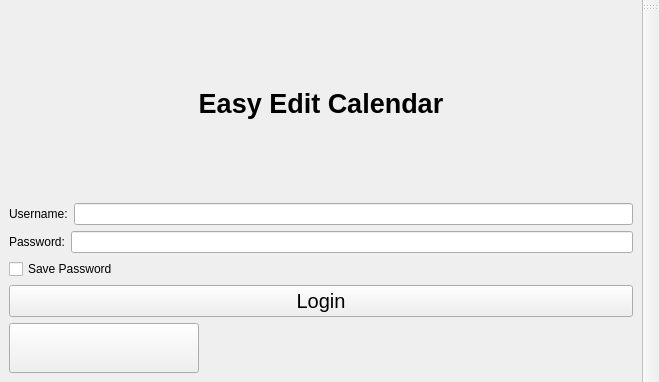
EasyEditCalendar/Version1, file EasyEditCalendar-20211123T212154Z-001/EasyEditCalendar/login.ui: the form before one commit.
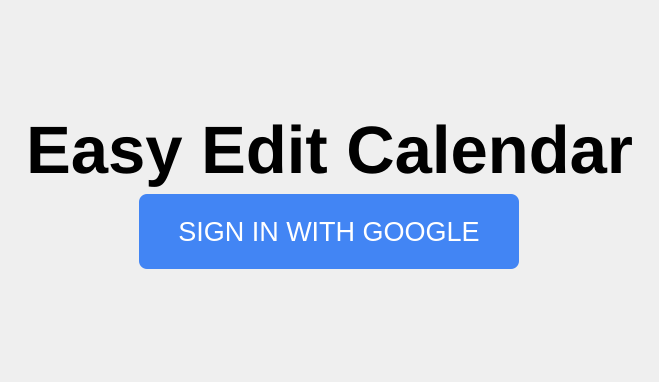
The form after the commit. Icons and pictures are not drawn.

Commit message:
Login Menu Working
Fixed and Updated Login Screen

The edit to the form file:
```diff
--- a/EasyEditCalendar-20211123T212154Z-001/EasyEditCalendar/login.ui
+++ b/EasyEditCalendar-20211123T212154Z-001/EasyEditCalendar/login.ui
@@ -21,10 +21,18 @@
     <item>
      <layout class="QVBoxLayout" name="verticalLayout">
       <item>
+       <layout class="QHBoxLayout" name="horizontalLayout_2">
+        <item>
        <widget class="QLabel" name="OverallTitle">
+          <property name="sizePolicy">
+           <sizepolicy hsizetype="Fixed" vsizetype="Fixed">
+            <horstretch>0</horstretch>
+            <verstretch>0</verstretch>
+           </sizepolicy>
+          </property>
         <property name="font">
          <font>
-          <pointsize>20</pointsize>
+            <pointsize>50</pointsize>
           <bold>true</bold>
          </font>
         </property>
@@ -39,82 +47,28 @@
         </property>
        </widget>
       </item>
+       </layout>
+      </item>
       <item>
        <layout class="QHBoxLayout" name="horizontalLayout">
         <item>
-         <widget class="QLabel" name="UserLabel">
-          <property name="text">
-           <string>Username:</string>
-          </property>
-         </widget>
-        </item>
-        <item>
-         <widget class="QLineEdit" name="UserInput"/>
-        </item>
-       </layout>
-      </item>
-      <item>
-       <layout class="QHBoxLayout" name="horizontalLayout_2">
-        <item>
-         <widget class="QLabel" name="PassLabel">
-          <property name="text">
-           <string>Password:</string>
-          </property>
-         </widget>
-        </item>
-        <item>
-         <widget class="QLineEdit" name="PassInput">
-          <property name="text">
-           <string notr="true"/>
-          </property>
-          <property name="frame">
-           <bool>true</bool>
-          </property>
-          <property name="echoMode">
-           <enum>QLineEdit::Password</enum>
-          </property>
-          <property name="clearButtonEnabled">
-           <bool>false</bool>
-          </property>
-         </widget>
-        </item>
-       </layout>
-      </item>
-      <item>
-       <layout class="QHBoxLayout" name="horizontalLayout_3">
-        <item>
-         <widget class="QCheckBox" name="SavePass">
-          <property name="layoutDirection">
-           <enum>Qt::LeftToRight</enum>
-          </property>
-          <property name="text">
-           <string>Save Password</string>
-          </property>
-          <property name="checked">
-           <bool>false</bool>
-          </property>
-         </widget>
-        </item>
-       </layout>
-      </item>
-      <item>
-       <widget class="QPushButton" name="LoginButton">
-        <property name="font">
-         <font>
-          <pointsize>15</pointsize>
-         </font>
-        </property>
-        <property name="text">
-         <string>Login</string>
-        </property>
-       </widget>
-      </item>
-      <item>
        <widget class="QPushButton" name="GoogleLoginButton">
+          <property name="sizePolicy">
+           <sizepolicy hsizetype="Maximum" vsizetype="Maximum">
+            <horstretch>1</horstretch>
+            <verstretch>1</verstretch>
+           </sizepolicy>
+          </property>
+          <property name="minimumSize">
+           <size>
+            <width>380</width>
+            <height>75</height>
+           </size>
+          </property>
         <property name="maximumSize">
          <size>
-          <width>190</width>
-          <height>50</height>
+            <width>380</width>
+            <height>75</height>
          </size>
         </property>
         <property name="palette">
@@ -123,9 +77,9 @@
            <colorrole role="WindowText">
             <brush brushstyle="SolidPattern">
              <color alpha="255">
-              <red>0</red>
-              <green>0</green>
-              <blue>0</blue>
+                <red>255</red>
+                <green>255</green>
+                <blue>255</blue>
              </color>
             </brush>
            </colorrole>
@@ -177,9 +131,9 @@
            <colorrole role="Text">
             <brush brushstyle="SolidPattern">
              <color alpha="255">
-              <red>0</red>
-              <green>0</green>
-              <blue>0</blue>
+                <red>255</red>
+                <green>255</green>
+                <blue>255</blue>
              </color>
             </brush>
            </colorrole>
@@ -195,27 +149,27 @@
            <colorrole role="ButtonText">
             <brush brushstyle="SolidPattern">
              <color alpha="255">
-              <red>0</red>
-              <green>0</green>
-              <blue>0</blue>
+                <red>255</red>
+                <green>255</green>
+                <blue>255</blue>
              </color>
             </brush>
            </colorrole>
            <colorrole role="Base">
             <brush brushstyle="SolidPattern">
              <color alpha="255">
-              <red>255</red>
-              <green>255</green>
-              <blue>255</blue>
+                <red>66</red>
+                <green>133</green>
+                <blue>244</blue>
              </color>
             </brush>
            </colorrole>
            <colorrole role="Window">
             <brush brushstyle="SolidPattern">
              <color alpha="255">
-              <red>240</red>
-              <green>240</green>
-              <blue>240</blue>
+                <red>66</red>
+                <green>133</green>
+                <blue>244</blue>
              </color>
             </brush>
            </colorrole>
@@ -302,10 +256,10 @@
            </colorrole>
            <colorrole role="PlaceholderText">
             <brush brushstyle="SolidPattern">
-             <color alpha="128">
-              <red>0</red>
-              <green>0</green>
-              <blue>0</blue>
+               <color alpha="255">
+                <red>255</red>
+                <green>255</green>
+                <blue>255</blue>
              </color>
             </brush>
            </colorrole>
@@ -314,18 +268,18 @@
            <colorrole role="WindowText">
             <brush brushstyle="SolidPattern">
              <color alpha="255">
-              <red>0</red>
-              <green>0</green>
-              <blue>0</blue>
+                <red>255</red>
+                <green>255</green>
+                <blue>255</blue>
              </color>
             </brush>
            </colorrole>
            <colorrole role="Button">
             <brush brushstyle="SolidPattern">
              <color alpha="255">
-              <red>240</red>
-              <green>240</green>
-              <blue>240</blue>
+                <red>66</red>
+                <green>133</green>
+                <blue>244</blue>
              </color>
             </brush>
            </colorrole>
@@ -368,9 +322,9 @@
            <colorrole role="Text">
             <brush brushstyle="SolidPattern">
              <color alpha="255">
-              <red>0</red>
-              <green>0</green>
-              <blue>0</blue>
+                <red>255</red>
+                <green>255</green>
+                <blue>255</blue>
              </color>
             </brush>
            </colorrole>
@@ -386,27 +340,27 @@
            <colorrole role="ButtonText">
             <brush brushstyle="SolidPattern">
              <color alpha="255">
-              <red>0</red>
-              <green>0</green>
-              <blue>0</blue>
+                <red>255</red>
+                <green>255</green>
+                <blue>255</blue>
              </color>
             </brush>
            </colorrole>
            <colorrole role="Base">
             <brush brushstyle="SolidPattern">
              <color alpha="255">
-              <red>255</red>
-              <green>255</green>
-              <blue>255</blue>
+                <red>66</red>
+                <green>133</green>
+                <blue>244</blue>
              </color>
             </brush>
            </colorrole>
            <colorrole role="Window">
             <brush brushstyle="SolidPattern">
              <color alpha="255">
-              <red>240</red>
-              <green>240</green>
-              <blue>240</blue>
+                <red>66</red>
+                <green>133</green>
+                <blue>244</blue>
              </color>
             </brush>
            </colorrole>
@@ -493,10 +447,10 @@
            </colorrole>
            <colorrole role="PlaceholderText">
             <brush brushstyle="SolidPattern">
-             <color alpha="128">
-              <red>0</red>
-              <green>0</green>
-              <blue>0</blue>
+               <color alpha="255">
+                <red>255</red>
+                <green>255</green>
+                <blue>255</blue>
              </color>
             </brush>
            </colorrole>
@@ -505,9 +459,9 @@
            <colorrole role="WindowText">
             <brush brushstyle="SolidPattern">
              <color alpha="255">
-              <red>120</red>
-              <green>120</green>
-              <blue>120</blue>
+                <red>255</red>
+                <green>255</green>
+                <blue>255</blue>
              </color>
             </brush>
            </colorrole>
@@ -559,9 +513,9 @@
            <colorrole role="Text">
             <brush brushstyle="SolidPattern">
              <color alpha="255">
-              <red>120</red>
-              <green>120</green>
-              <blue>120</blue>
+                <red>255</red>
+                <green>255</green>
+                <blue>255</blue>
              </color>
             </brush>
            </colorrole>
@@ -577,27 +531,27 @@
            <colorrole role="ButtonText">
             <brush brushstyle="SolidPattern">
              <color alpha="255">
-              <red>120</red>
-              <green>120</green>
-              <blue>120</blue>
+                <red>255</red>
+                <green>255</green>
+                <blue>255</blue>
              </color>
             </brush>
            </colorrole>
            <colorrole role="Base">
             <brush brushstyle="SolidPattern">
              <color alpha="255">
-              <red>240</red>
-              <green>240</green>
-              <blue>240</blue>
+                <red>66</red>
+                <green>133</green>
+                <blue>244</blue>
              </color>
             </brush>
            </colorrole>
            <colorrole role="Window">
             <brush brushstyle="SolidPattern">
              <color alpha="255">
-              <red>240</red>
-              <green>240</green>
-              <blue>240</blue>
+                <red>66</red>
+                <green>133</green>
+                <blue>244</blue>
              </color>
             </brush>
            </colorrole>
@@ -684,10 +638,10 @@
            </colorrole>
            <colorrole role="PlaceholderText">
             <brush brushstyle="SolidPattern">
-             <color alpha="128">
-              <red>0</red>
-              <green>0</green>
-              <blue>0</blue>
+               <color alpha="255">
+                <red>255</red>
+                <green>255</green>
+                <blue>255</blue>
              </color>
             </brush>
            </colorrole>
@@ -696,11 +650,18 @@
         </property>
         <property name="font">
          <font>
-          <bold>true</bold>
-         </font>
-        </property>
+            <pointsize>20</pointsize>
+            <italic>false</italic>
+            <bold>false</bold>
+           </font>
+          </property>
+          <property name="styleSheet">
+           <string notr="true">background-color:rgb(66, 133, 244);
+color:rgb(255, 255, 255);
+border-radius:  8px;</string>
+          </property>
         <property name="text">
-         <string/>
+           <string> SIGN IN WITH GOOGLE </string>
         </property>
         <property name="icon">
          <iconset>
@@ -708,8 +669,8 @@
         </property>
         <property name="iconSize">
          <size>
-          <width>200</width>
-          <height>200</height>
+            <width>75</width>
+            <height>75</height>
          </size>
         </property>
        </widget>
@@ -717,17 +678,8 @@
      </layout>
     </item>
    </layout>
-  </widget>
-  <widget class="QToolBar" name="toolBar">
-   <property name="windowTitle">
-    <string>toolBar</string>
-   </property>
-   <attribute name="toolBarArea">
-    <enum>RightToolBarArea</enum>
-   </attribute>
-   <attribute name="toolBarBreak">
-    <bool>false</bool>
-   </attribute>
+    </item>
+   </layout>
   </widget>
  </widget>
  <resources/>
```
Left out of the diff: 2 changed lines with no effect on the pictures. Lines whose indentation alone changed are shown as unchanged. The commit also changes 11 other files.
